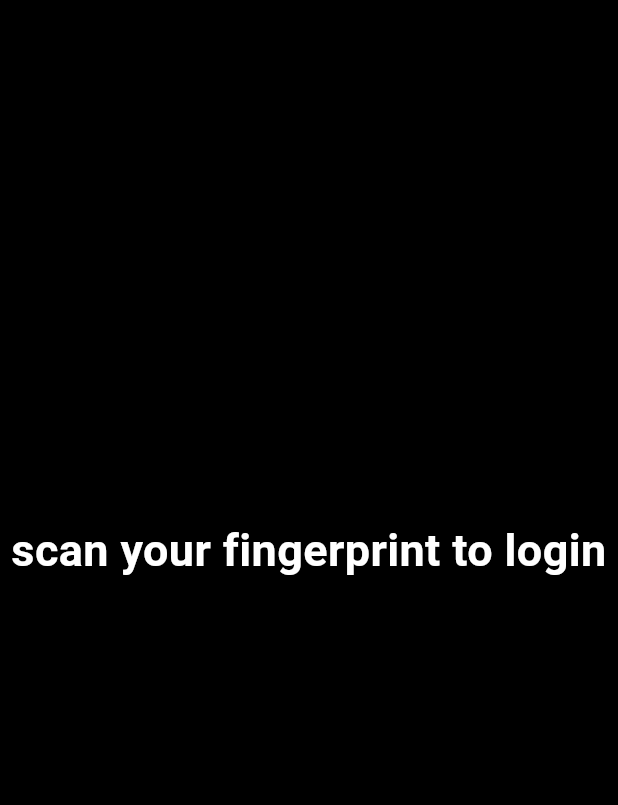
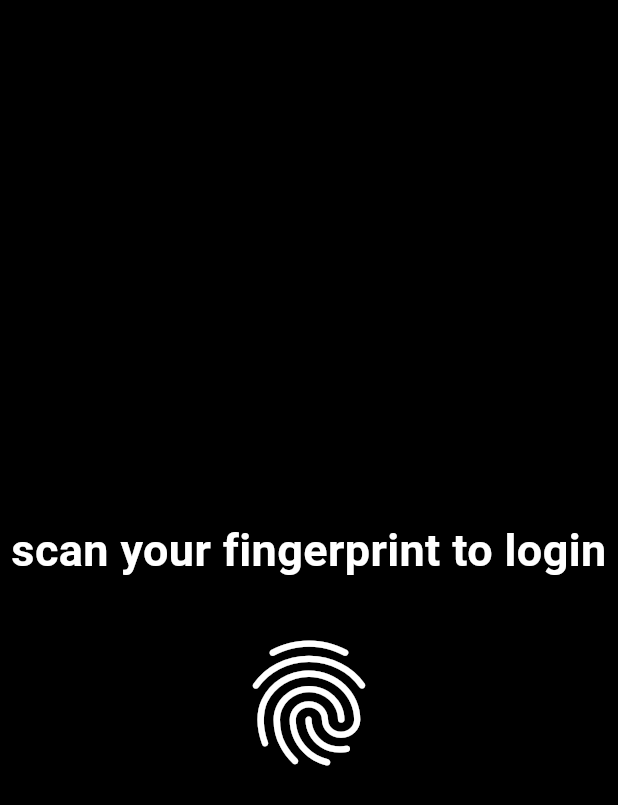
Before and after one commit to WillyOB45/uber_app, a Flutter app: the loginFingerprint screen opened directly, on a phone screen of 412 x 824 dp. Shown: the top 805 px of the screen. Run offline on Flutter 3.47's test engine with Material 3 defaults, Android fonts, the phone set to English and light mode, and no system bars; our stand-ins replace animated_text_kit, cloud_firestore, firebase_auth, firebase_core, get, image_picker and 2 more; missing offline and left inert: double_back_to_exit; accounts and stored records are empty.

Commit message:
eleventh commit

```diff
--- a/lib/scr/features/authentication/controller/firebase_controller.dart
+++ b/lib/scr/features/authentication/controller/firebase_controller.dart
@@ -153,7 +153,7 @@ class FirebaseController extends GetxController {
   //     options: const AuthenticationOptions(biometricOnly: true),
   //     localizedReason: "authenticate access to app",
   //   );
-  //  } on PlatformException catch
+  //  }
 
   // }
 }
--- a/lib/scr/features/authentication/view/auth_page/login_fingerprint.dart
+++ b/lib/scr/features/authentication/view/auth_page/login_fingerprint.dart
@@ -2,6 +2,8 @@ import 'package:flutter/material.dart';
 import 'package:get/get.dart';
 import 'package:uber_project/scr/features/authentication/controller/firebase_controller.dart';
 import 'package:uber_project/scr/features/authentication/view/other_screens/homePage.dart';
+import 'package:uber_project/scr/features/authentication/view/other_screens/home_pagemain.dart';
+import 'package:uber_project/utilis/loading_widget.dart';
 
 class loginFingerprint extends StatefulWidget {
   const loginFingerprint({super.key});
@@ -11,6 +13,7 @@ class loginFingerprint extends StatefulWidget {
 }
 
 class _loginFingerprintState extends State<loginFingerprint> {
+  bool isloading = false;
   final FirebaseController _controller = Get.put(FirebaseController());
   @override
   Widget build(BuildContext context) {
@@ -34,28 +37,18 @@ class _loginFingerprintState extends State<loginFingerprint> {
             const SizedBox(
               height: 30,
             ),
-            InkWell(
+            isloading == false
+                ? InkWell(
                     onTap: () async {
-                // final isAuthenticated = await _controller.localAuthenicated();
-                // if (isAuthenticated) {
-                //   Get.off(const homePage(), transition: Transition.rightToLeft);
-                // } else {
-                //   Get.snackbar(
-                //     "Error",
-                //     "fail to authenicate user",
-                //     snackPosition: SnackPosition.BOTTOM,
-                //     backgroundColor: Colors.black,
-                //     colorText: Colors.white,
-                //     forwardAnimationCurve: Curves.bounceIn,
-                //     duration: const Duration(seconds: 3),
-                //   );
-                // }
+                      Get.to(const homePage());
                     },
                     child: const Icon(
                       Icons.fingerprint,
+                      color: Colors.white,
                       size: 100,
                     ),
                   )
+                : loadingWidget()
           ],
         ),
       ),
```
Lines whose indentation alone changed are shown as unchanged.
